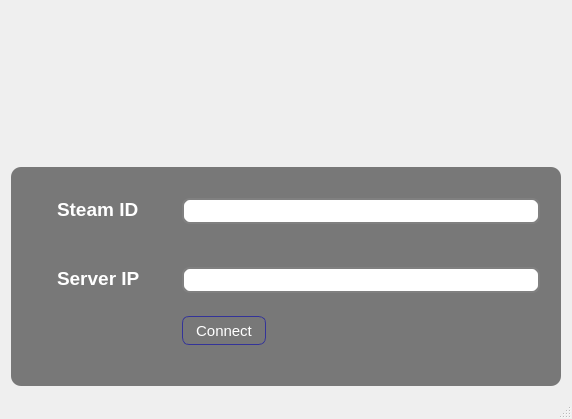
The window that GUI QT/SoundData/login_window.ui (SoundData/Gui) describes before a commit, drawn with Qt 5.
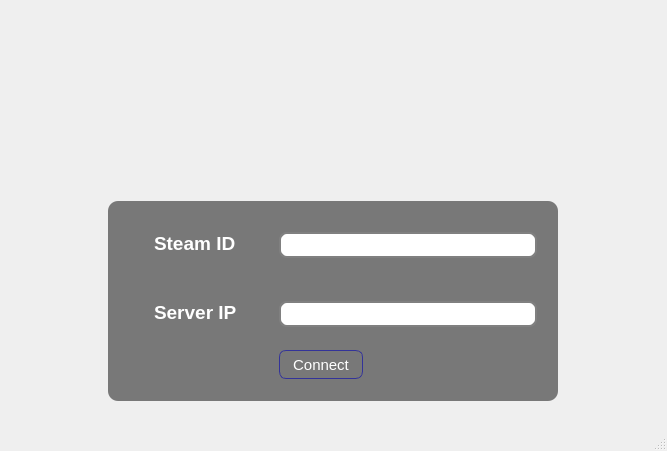
The same window after the commit. Icons and pictures are not drawn.

Commit message: Fixed the login page

```diff
--- a/GUI QT/SoundData/login_window.ui
+++ b/GUI QT/SoundData/login_window.ui
@@ -6,8 +6,8 @@
    <rect>
     <x>0</x>
     <y>0</y>
-    <width>572</width>
-    <height>419</height>
+    <width>667</width>
+    <height>451</height>
    </rect>
   </property>
   <property name="minimumSize">
@@ -39,7 +39,9 @@
 	background-color: rgba(0, 0, 0, 0.5);
 	border-radius: 10px;
 	min-width: 450px;
+	max-width: 450px; 
   	min-height: 200px; 
+	max-height: 200px; 
 }
 
 QLineEdit
@@ -89,7 +91,15 @@
   </property>
   <widget class="QWidget" name="centralWidget">
    <layout class="QGridLayout" name="gridLayout">
-    <item row="1" column="0">
+    <item row="0" column="0">
+     <widget class="QWidget" name="widget" native="true">
+      <property name="layoutDirection">
+       <enum>Qt::LeftToRight</enum>
+      </property>
+      <zorder>logInFrame</zorder>
+     </widget>
+    </item>
+    <item row="1" column="0" alignment="Qt::AlignHCenter">
      <widget class="QFrame" name="logInFrame">
       <property name="minimumSize">
        <size>
@@ -99,10 +109,13 @@
       </property>
       <property name="maximumSize">
        <size>
-        <width>640</width>
-        <height>360</height>
+        <width>450</width>
+        <height>200</height>
        </size>
       </property>
+      <property name="layoutDirection">
+       <enum>Qt::LeftToRight</enum>
+      </property>
       <property name="styleSheet">
        <string notr="true"/>
       </property>
@@ -112,7 +125,10 @@
       <property name="frameShadow">
        <enum>QFrame::Raised</enum>
       </property>
-      <layout class="QHBoxLayout" name="horizontalLayout">
+      <layout class="QHBoxLayout" name="horizontalLayout" stretch="0">
+       <property name="sizeConstraint">
+        <enum>QLayout::SetDefaultConstraint</enum>
+       </property>
        <item>
         <layout class="QFormLayout" name="formLayout">
          <item row="0" column="0">
```
Left out of the diff: 3 changed lines with no effect on the pictures. The commit also changes 33 other files.
